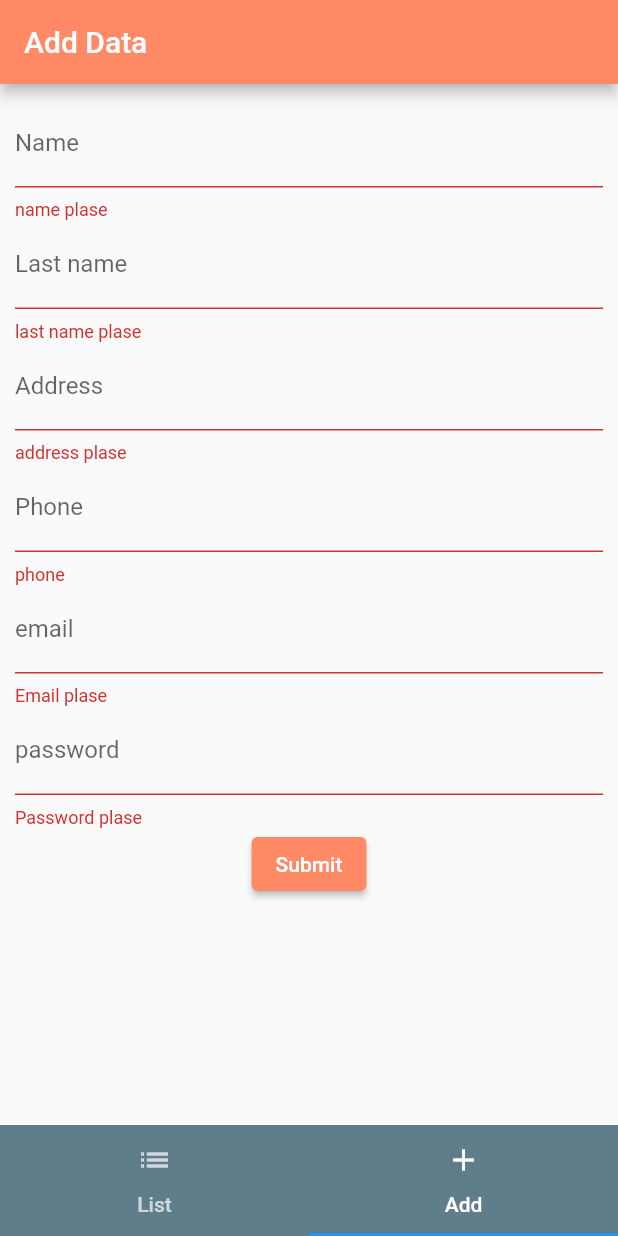
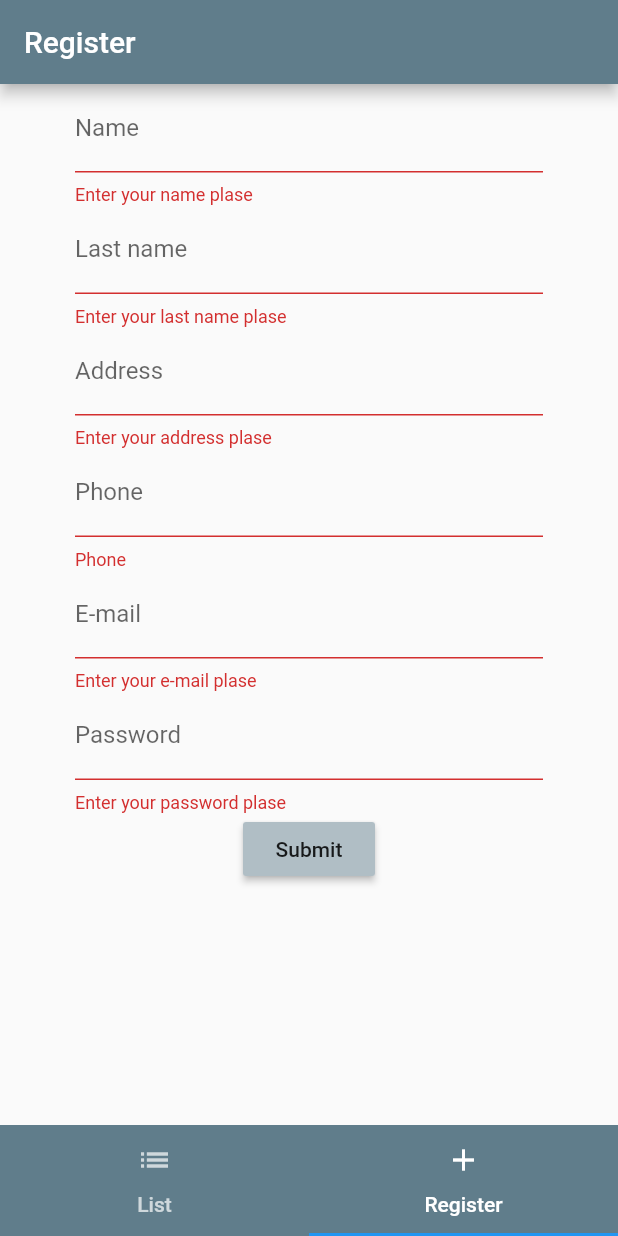
Before and after one commit to cdnbrt22/check4-5, a Flutter app: the screen it shows after launch, tab 2 chosen, after a tap on "Submit", on a phone screen of 412 x 824 dp. Run offline on Flutter 3.47's test engine with Material 2 defaults, Android fonts, the light colour scheme and no system bars; our stand-ins replace sembast.

Commit message:
cp 4 + 5

```diff
--- a/lib/database/transaction_db.dart
+++ b/lib/database/transaction_db.dart
@@ -7,32 +7,22 @@ import 'package:sembast/sembast.dart';
 import 'package:sembast/sembast_io.dart';
 
 class TransactionDB {
-  //บริการเกียวกับฐานข้อมูล
-
-  String dbnames; //เก็บชื่อฐานข้อมูล
-
-  // ถ้ายังไม่ถูกสร้าง => สร้าง
-  // ถูกสร้างไว้แล้ว => เปิด
+  String dbnames;
   TransactionDB({this.dbnames});
 
   Future<Database> openDatabase() async {
-    //หาตำแหน่งที่จะเก็บข้อมูล
     Directory appDirectory = await getApplicationDocumentsDirectory();
     String dbLocation = join(appDirectory.path, dbnames);
-    // สร้าง database
+
     DatabaseFactory dbFactory = await databaseFactoryIo;
     Database db = await dbFactory.openDatabase(dbLocation);
     return db;
   }
 
-  //บันทึกข้อมูล
   Future<int> InsertData(Transactions statement) async {
-    //ฐานข้อมูล => Store
-    // transaction.db => expense
     var db = await this.openDatabase();
     var store = intMapStoreFactory.store("expense");
 
-    // json
     var keyID = store.add(db, {
       "title": statement.title,
       "lastname": statement.lastname,
@@ -57,17 +47,13 @@ class TransactionDB {
     db.close();
   }
 
-  //ดึงข้อมูล
-
-  // ใหม่ => เก่า false มาก => น้อย
-  // เก่า => ใหม่ true น้อย => มาก
   Future<List<Transactions>> loadAllData() async {
     var db = await this.openDatabase();
     var store = intMapStoreFactory.store("expense");
     var snapshot = await store.find(db,
         finder: Finder(sortOrders: [SortOrder(Field.key, false)]));
     List transactionList = List<Transactions>();
-    //ดึงมาทีละแถว
+
     for (var record in snapshot) {
       transactionList.add(Transactions(
           title: record["title"],
--- a/lib/main.dart
+++ b/lib/main.dart
@@ -1,7 +1,7 @@
 import 'package:flutter/material.dart';
 import 'package:flutter_database/providers/transaction_provider.dart';
-import 'package:flutter_database/screens/form_screen.dart';
-import 'package:flutter_database/screens/home_screen.dart';
+import 'package:flutter_database/screens/form.dart';
+import 'package:flutter_database/screens/home.dart';
 import 'package:intl/intl.dart';
 import 'package:provider/provider.dart';
 import 'models/Transactions.dart';
@@ -21,11 +21,7 @@ class MyApp extends StatelessWidget {
       ],
       child: MaterialApp(
         title: 'Flutter Demo',
-        theme: ThemeData(
-          primarySwatch: Colors.blue,
-          visualDensity: VisualDensity.adaptivePlatformDensity,
-        ),
-        home: MyHomePage(title: '6135512015'),
+        home: MyHomePage(title: 'Checkpoint 4+5'),
       ),
     );
   }
@@ -56,7 +52,7 @@ class _MyHomePageState extends State<MyHomePage> {
               icon: Icon(Icons.list),
               text: "List",
             ),
-            Tab(icon: Icon(Icons.add), text: "Add")
+            Tab(icon: Icon(Icons.add), text: "Register")
           ],
         ),
       ),
--- a/lib/models/Transactions.dart
+++ b/lib/models/Transactions.dart
@@ -1,12 +1,12 @@
 class Transactions {
-  String title; //ชื่อ
+  String title;
   String lastname;
   String address;
   String phone;
-  double amount; //เบอร์
+  double amount;
   String email;
   String password;
-  DateTime date; //วันที่ เวลา บันทึกรายการ
+  DateTime date;
 
   Transactions(
       {this.title,
--- a/lib/screens/EditForm.dart
+++ b/lib/screens/Edit.dart
@@ -1,10 +1,10 @@
 import 'package:flutter/material.dart';
 
 class EditForm extends StatefulWidget {
-  final String title; //ชื่อ
+  final String title;
   final String lastname;
   final String address;
-  final double amount; //เบอร์
+  final double amount;
   final String password;
 
   EditForm({
@@ -23,7 +23,7 @@ class EditForm extends StatefulWidget {
 class _EditFormState extends State<EditForm> {
   final formKey = GlobalKey<FormState>();
   double padding = 8;
-  // controller
+
   TextEditingController titleController;
   TextEditingController lastnameController;
   TextEditingController addressController;
@@ -31,8 +31,6 @@ class _EditFormState extends State<EditForm> {
   TextEditingController passwordController;
   @override
   void initState() {
-    // ignore: todo
-    // TODO: implement initState TextEditingController titleController;
     titleController = TextEditingController(text: widget.title);
     lastnameController = TextEditingController(text: widget.lastname);
     addressController = TextEditingController(text: widget.address);
@@ -53,16 +51,14 @@ class _EditFormState extends State<EditForm> {
           child: Form(
             key: formKey,
             child: ListView(
-              // crossAxisAlignment: CrossAxisAlignment.start,
               children: [
                 TextFormField(
                   decoration: new InputDecoration(labelText: "Name"),
                   autofocus: false,
                   controller: titleController,
                   validator: (String str) {
-                    //ชื่อรายการเป็นค่าว่าง
                     if (str.isEmpty) {
-                      return "name plase";
+                      return "Enter your name plase";
                     }
                     return null;
                   },
@@ -72,9 +68,8 @@ class _EditFormState extends State<EditForm> {
                   autofocus: false,
                   controller: lastnameController,
                   validator: (String str) {
-                    //ชื่อรายการเป็นค่าว่าง
                     if (str.isEmpty) {
-                      return "last name plase";
+                      return "Enter your last name plase";
                     }
                     return null;
                   },
@@ -84,9 +79,8 @@ class _EditFormState extends State<EditForm> {
                   autofocus: false,
                   controller: addressController,
                   validator: (String str) {
-                    //ชื่อรายการเป็นค่าว่าง
                     if (str.isEmpty) {
-                      return "address plase";
+                      return "Enter your address plase";
                     }
                     return null;
                   },
@@ -111,7 +105,6 @@ class _EditFormState extends State<EditForm> {
                   autofocus: false,
                   controller: passwordController,
                   validator: (String str) {
-                    //ชื่อรายการเป็นค่าว่าง
                     if (str.isEmpty) {
                       return "Password plase";
                     }
--- /dev/null
+++ b/lib/screens/form.dart
@@ -0,0 +1,144 @@
+import 'package:flutter/material.dart';
+import 'package:flutter_database/models/Transactions.dart';
+import 'package:flutter_database/providers/transaction_provider.dart';
+import 'package:provider/provider.dart';
+
+import '../main.dart';
+
+class FormScreen extends StatelessWidget {
+  final formKey = GlobalKey<FormState>();
+  double padding = 8;
+
+  final titleController = TextEditingController();
+  final lastnameController = TextEditingController();
+  final addressController = TextEditingController();
+  final phoneController = TextEditingController();
+  final amountController = TextEditingController();
+  final emailController = TextEditingController();
+  final passwordController = TextEditingController();
+  @override
+  Widget build(BuildContext context) {
+    return Scaffold(
+        appBar: AppBar(
+          backgroundColor: Colors.blueGrey,
+          title: Text("Register"),
+        ),
+        body: Padding(
+          padding: const EdgeInsets.symmetric(horizontal: 50),
+          child: Form(
+            key: formKey,
+            child: SizedBox(
+              child: ListView(
+                children: [
+                  TextFormField(
+                    decoration: new InputDecoration(labelText: "Name"),
+                    controller: titleController,
+                    validator: (String str) {
+                      if (str.isEmpty) {
+                        return "Enter your name plase";
+                      }
+                      return null;
+                    },
+                  ),
+                  TextFormField(
+                    decoration: new InputDecoration(labelText: "Last name"),
+                    controller: lastnameController,
+                    validator: (String str) {
+                      if (str.isEmpty) {
+                        return "Enter your last name plase";
+                      }
+                      return null;
+                    },
+                  ),
+                  TextFormField(
+                    decoration: new InputDecoration(labelText: "Address"),
+                    controller: addressController,
+                    validator: (String str) {
+                      if (str.isEmpty) {
+                        return "Enter your address plase";
+                      }
+                      return null;
+                    },
+                  ),
+                  TextFormField(
+                    keyboardType: TextInputType.number,
+                    decoration: new InputDecoration(labelText: "Phone"),
+                    controller: amountController,
+                    validator: (String str) {
+                      if (str.isEmpty) {
+                        return "Phone";
+                      }
+                      if (double.parse(str) <= 0) {
+                        return "Enter your number phone";
+                      }
+                      return null;
+                    },
+                  ),
+                  TextFormField(
+                    keyboardType: TextInputType.emailAddress,
+                    decoration: new InputDecoration(labelText: "E-mail"),
+                    controller: emailController,
+                    validator: (String str) {
+                      if (str.isEmpty) {
+                        return "Enter your e-mail plase";
+                      }
+                      return null;
+                    },
+                  ),
+                  TextFormField(
+                    obscureText: true,
+                    decoration: new InputDecoration(labelText: "Password"),
+                    controller: passwordController,
+                    validator: (String str) {
+                      if (str.isEmpty) {
+                        return "Enter your password plase";
+                      }
+                      return null;
+                    },
+                  ),
+                  Column(
+                    children: [
+                      RaisedButton(
+                        child: Text("Submit"),
+                        color: Colors.blueGrey[200],
+                        onPressed: () {
+                          if (formKey.currentState.validate()) {
+                            var title = titleController.text.trim();
+                            var lastname = lastnameController.text.trim();
+                            var address = addressController.text.trim();
+                            var amount = amountController.text.trim();
+                            var email = emailController.text.trim();
+                            var password = passwordController.text.trim();
+
+                            Transactions statement = Transactions(
+                                title: title,
+                                lastname: lastname,
+                                address: address,
+                                amount: double.parse(amount),
+                                email: email,
+                                password: password,
+                                date: DateTime.now());
+
+                            var provider = Provider.of<TransactionProvider>(
+                                context,
+                                listen: false);
+                            provider.addTransaction(statement);
+                            Navigator.push(
+                                context,
+                                MaterialPageRoute(
+                                    fullscreenDialog: true,
+                                    builder: (context) {
+                                      return MyHomePage();
+                                    }));
+                          }
+                        },
+                      ),
+                    ],
+                  )
+                ],
+              ),
+            ),
+          ),
+        ));
+  }
+}
--- a/lib/screens/form_screen.dart
+++ /dev/null
@@ -1,156 +0,0 @@
-import 'package:flutter/material.dart';
-import 'package:flutter_database/models/Transactions.dart';
-import 'package:flutter_database/providers/transaction_provider.dart';
-// import 'package:flutter_database/screens/home_screen.dart';
-import 'package:provider/provider.dart';
-
-import '../main.dart';
-
-class FormScreen extends StatelessWidget {
-  final formKey = GlobalKey<FormState>();
-  double padding = 8;
-  // controller
-  final titleController = TextEditingController(); //รับค่าชื่อ
-  final lastnameController = TextEditingController(); //รับค่านามสกุล
-  final addressController = TextEditingController(); //รับค่าที่อยู่
-  final phoneController = TextEditingController(); //รับค่าเบอร์
-  final amountController = TextEditingController(); //รับตัวเลข
-  final emailController = TextEditingController(); //รับเมลล์
-  final passwordController = TextEditingController(); //รับรหัส
-  @override
-  Widget build(BuildContext context) {
-    return Scaffold(
-        appBar: AppBar(
-          backgroundColor: Colors.deepOrange[300],
-          title: Text("Add Data"),
-        ),
-        body: Padding(
-          padding: const EdgeInsets.all(10.0),
-          child: Form(
-            key: formKey,
-            child: ListView(
-              // crossAxisAlignment: CrossAxisAlignment.start,
-              children: [
-                TextFormField(
-                  decoration: new InputDecoration(labelText: "Name"),
-                  autofocus: false,
-                  controller: titleController,
-                  validator: (String str) {
-                    //ชื่อรายการเป็นค่าว่าง
-                    if (str.isEmpty) {
-                      return "name plase";
-                    }
-                    return null;
-                  },
-                ),
-                TextFormField(
-                  decoration: new InputDecoration(labelText: "Last name"),
-                  autofocus: false,
-                  controller: lastnameController,
-                  validator: (String str) {
-                    //ชื่อรายการเป็นค่าว่าง
-                    if (str.isEmpty) {
-                      return "last name plase";
-                    }
-                    return null;
-                  },
-                ),
-                TextFormField(
-                  decoration: new InputDecoration(labelText: "Address"),
-                  autofocus: false,
-                  controller: addressController,
-                  validator: (String str) {
-                    //ชื่อรายการเป็นค่าว่าง
-                    if (str.isEmpty) {
-                      return "address plase";
-                    }
-                    return null;
-                  },
-                ),
-                TextFormField(
-                  decoration: new InputDecoration(labelText: "Phone"),
-                  keyboardType: TextInputType.number,
-                  controller: amountController,
-                  validator: (String str) {
-                    if (str.isEmpty) {
-                      return "phone";
-                    }
-                    if (double.parse(str) <= 0) {
-                      return "เบอร์โทรศัพท์";
-                    }
-                    return null;
-                  },
-                ),
-                TextFormField(
-                  decoration: new InputDecoration(labelText: "email"),
-                  autofocus: false,
-                  controller: emailController,
-                  validator: (String str) {
-                    //ชื่อรายการเป็นค่าว่าง
-                    if (str.isEmpty) {
-                      return "Email plase";
-                    }
-                    return null;
-                  },
-                ),
-                TextFormField(
-                  decoration: new InputDecoration(labelText: "password"),
-                  autofocus: false,
-                  controller: passwordController,
-                  validator: (String str) {
-                    //ชื่อรายการเป็นค่าว่าง
-                    if (str.isEmpty) {
-                      return "Password plase";
-                    }
-                    return null;
-                  },
-                ),
-                Column(
-                  children: [
-                    ElevatedButton(
-                      child: Text("Submit"),
-                      style: ElevatedButton.styleFrom(
-                        primary: Colors.deepOrange[300],
-                        onSurface: Colors.deepOrange[300],
-                      ),
-                      onPressed: () {
-                        if (formKey.currentState.validate()) {
-                          var title = titleController.text.trim();
-                          var lastname = lastnameController.text.trim();
-                          var address = addressController.text.trim();
-                          var amount = amountController.text.trim();
-                          var email = emailController.text.trim();
-                          var password = passwordController.text.trim();
-                          //เตรียมข้อมูล
-                          Transactions statement = Transactions(
-                              title: title,
-                              lastname: lastname,
-                              address: address,
-                              amount: double.parse(amount),
-                              email: email,
-                              password: password,
-                              date: DateTime.now()); //object
-
-                          //เรียก Provider
-                          var provider = Provider.of<TransactionProvider>(
-                              context,
-                              listen: false);
-                          provider.addTransaction(statement);
-                          Navigator.push(
-                              context,
-                              MaterialPageRoute(
-                                  fullscreenDialog: true,
-                                  builder: (context) {
-                                    return MyHomePage();
-                                  }));
-                        }
-                      },
-                    ),
-                  ],
-                )
-              ],
-            ),
-          ),
-        ));
-  }
-}
--- a/lib/screens/home_screen.dart
+++ b/lib/screens/home.dart
@@ -1,13 +1,8 @@
 import 'package:flutter/material.dart';
 import 'package:flutter/services.dart';
-import 'package:flutter_database/database/transaction_db.dart';
 import 'package:flutter_database/models/Transactions.dart';
 import 'package:flutter_database/providers/transaction_provider.dart';
-// import 'package:intl/intl.dart';
 import 'package:provider/provider.dart';
-import 'EditForm.dart';
-
-// import 'form_screen.dart';
 
 class HomeScreen extends StatefulWidget {
   @override
@@ -22,7 +17,6 @@ class _HomeScreenState extends State<HomeScreen> {
 
   @override
   void initState() {
-    // TODO: implement initState
     loadusers();
     super.initState();
     Provider.of<TransactionProvider>(context, listen: false).initData();
@@ -32,8 +26,8 @@ class _HomeScreenState extends State<HomeScreen> {
   Widget build(BuildContext context) {
     return Scaffold(
         appBar: AppBar(
-          backgroundColor: Colors.deepOrange[300],
-          title: Text("data"),
+          backgroundColor: Colors.blueGrey,
+          title: Text('Check5_5835512123'),
           actions: [
             IconButton(
                 icon: Icon(Icons.exit_to_app),
@@ -48,7 +42,7 @@ class _HomeScreenState extends State<HomeScreen> {
             if (count <= 0) {
               return Center(
                 child: Text(
-                  "no data",
+                  "No data",
                   style: TextStyle(fontSize: 35),
                 ),
               );
@@ -101,9 +95,8 @@ class _HomeScreenState extends State<HomeScreen> {
                                 child: SizedBox(
                                   width: 80,
                                   height: 30,
-                                  child: ElevatedButton(
-                                      style: ElevatedButton.styleFrom(
-                                          primary: Colors.deepOrange[300]),
+                                  child: RaisedButton(
+                                    child: Text('Delete'),
                                     onPressed: () {
                                       provider
                                           .removeTransaction(
@@ -115,7 +108,7 @@ class _HomeScreenState extends State<HomeScreen> {
                                             .initData();
                                       });
                                     },
-                                      child: Text('delete')),
+                                  ),
                                 ),
                               ),
                             ],
--- a/lib/transaction_db.dart
+++ b/lib/transaction_db.dart
@@ -7,32 +7,23 @@ import 'package:sembast/sembast.dart';
 import 'package:sembast/sembast_io.dart';
 
 class TransactionDB {
-  //บริการเกียวกับฐานข้อมูล
+  String dbnames;
 
-  String dbnames; //เก็บชื่อฐานข้อมูล
-
-  // ถ้ายังไม่ถูกสร้าง => สร้าง
-  // ถูกสร้างไว้แล้ว => เปิด
   TransactionDB({this.dbnames});
 
   Future<Database> openDatabase() async {
-    //หาตำแหน่งที่จะเก็บข้อมูล
     Directory appDirectory = await getApplicationDocumentsDirectory();
     String dbLocation = join(appDirectory.path, dbnames);
-    // สร้าง database
+
     DatabaseFactory dbFactory = await databaseFactoryIo;
     Database db = await dbFactory.openDatabase(dbLocation);
     return db;
   }
 
-  //บันทึกข้อมูล
   Future<int> InsertData(Transactions statement) async {
-    //ฐานข้อมูล => Store
-    // transaction.db => expense
     var db = await this.openDatabase();
     var store = intMapStoreFactory.store("expense");
 
-    // json
     var keyID = store.add(db, {
       "title": statement.title,
       "lastname": statement.lastname,
@@ -57,17 +48,13 @@ class TransactionDB {
     db.close();
   }
 
-  //ดึงข้อมูล
-
-  // ใหม่ => เก่า false มาก => น้อย
-  // เก่า => ใหม่ true น้อย => มาก
   Future<List<Transactions>> loadAllData() async {
     var db = await this.openDatabase();
     var store = intMapStoreFactory.store("expense");
     var snapshot = await store.find(db,
         finder: Finder(sortOrders: [SortOrder(Field.key, false)]));
     List transactionList = List<Transactions>();
-    //ดึงมาทีละแถว
+
     for (var record in snapshot) {
       transactionList.add(Transactions(
           title: record["title"],
```
Also changed, not shown: lib/providers/transaction_provider.dart (+5 -7 lines), 1 other file. Lines whose indentation alone changed are shown as unchanged.
